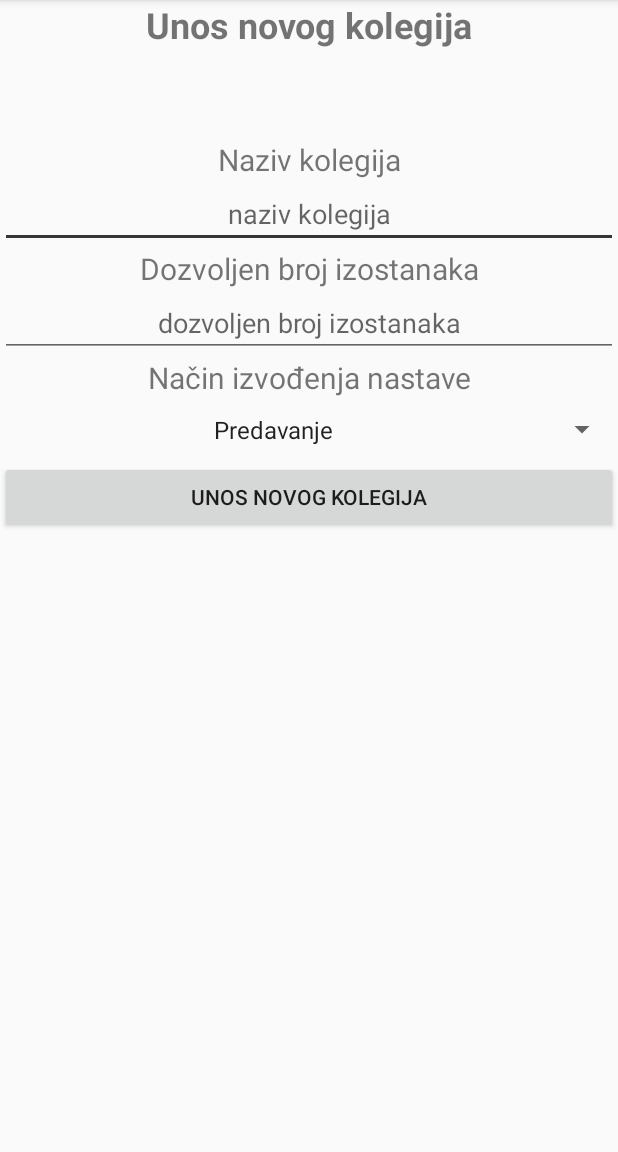
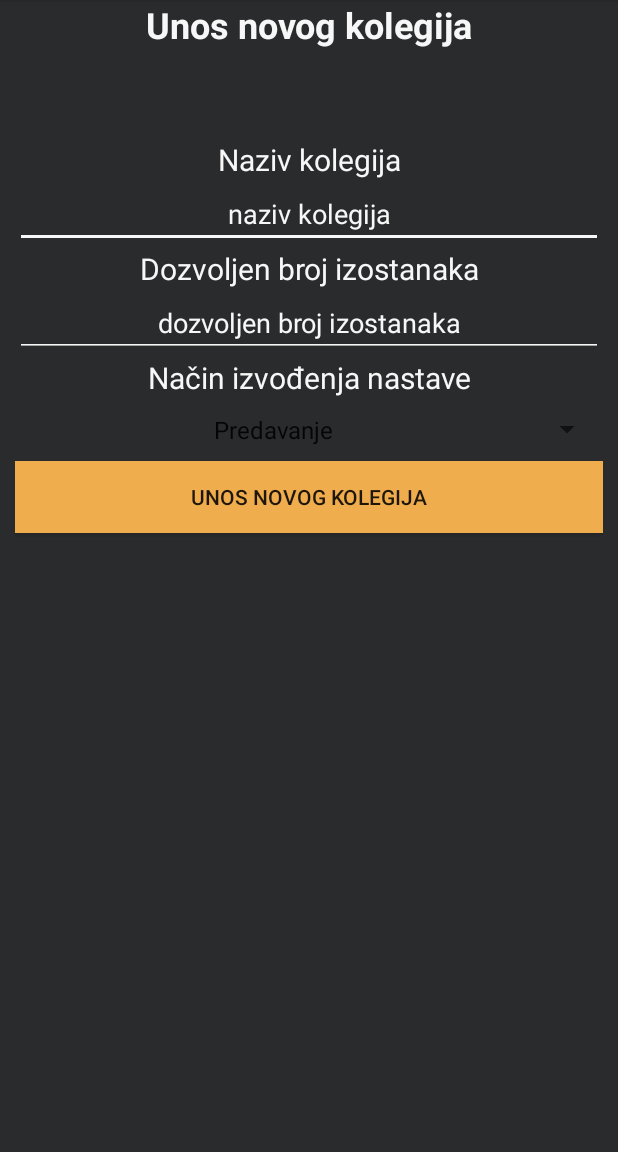
Before and after one commit to jmigac/nohax4life, an Android app: the screen it shows after launch (DodavanjeKolegija), after a tap on an icon or button, on a phone screen of 412 x 824 dp, the part 84-1236 px from its top. Run offline under Robolectric (Android 15) with nearby library versions, the phone set to English and light mode, and no system bars; our stand-ins replace Room's generated code.

```diff
--- a/Aplikacija/NoHax4Life2/app/src/main/java/com/juricamigac/nohax4life/MainActivity.java
+++ b/Aplikacija/NoHax4Life2/app/src/main/java/com/juricamigac/nohax4life/MainActivity.java
@@ -35,13 +35,14 @@ import java.util.List;
 import java.util.Random;
 
 import Managers.CurrentActivity;
+import interfaces.IChangeColor;
 import interfaces.OnKolegijAdded;
 import interfaces.OnKolegijChanged;
 import interfaces.OnKolegijClick;
 
 import static com.juricamigac.database.MyDatabase.getInstance;
 
-public class MainActivity extends AppCompatActivity implements OnKolegijClick, OnKolegijChanged, OnKolegijAdded {
+public class MainActivity extends AppCompatActivity implements OnKolegijClick, OnKolegijChanged, OnKolegijAdded, IChangeColor {
 
     private MyDatabase bazaPodataka = null;
     private RecyclerView recyclerView;
@@ -171,4 +172,9 @@ public class MainActivity extends AppCompatActivity implements OnKolegijClick, O
         }).attachToRecyclerView(recyclerView);
     }
 
+    @Override
+    public void changeColor() {
+        float postotak;
+
+    }
 }
--- a/Aplikacija/NoHax4Life2/app/src/main/res/layout/activity_dodavanje_kolegija.xml
+++ b/Aplikacija/NoHax4Life2/app/src/main/res/layout/activity_dodavanje_kolegija.xml
@@ -1,11 +1,13 @@
 <?xml version="1.0" encoding="utf-8"?>
-<LinearLayout
-    xmlns:android="http://schemas.android.com/apk/res/android"
+<LinearLayout xmlns:android="http://schemas.android.com/apk/res/android"
     xmlns:app="http://schemas.android.com/apk/res-auto"
     xmlns:tools="http://schemas.android.com/tools"
     android:layout_width="match_parent"
     android:layout_height="match_parent"
+    android:background="#292b2c"
     android:orientation="vertical"
+    android:paddingLeft="10dp"
+    android:paddingRight="10dp"
     tools:context=".DodavanjeKolegija">
 
 
@@ -15,6 +17,7 @@
         android:layout_height="wrap_content"
         android:text="Unos novog kolegija"
         android:textAlignment="center"
+        android:textColor="#F7F7F7"
         android:textSize="24sp"
         android:textStyle="bold" />
 
@@ -25,16 +28,20 @@
         android:paddingTop="60sp"
         android:text="Naziv kolegija"
         android:textAlignment="center"
+        android:textColor="#F7F7F7"
         android:textSize="20sp" />
 
     <EditText
         android:id="@+id/etNazivKolegija1"
         android:layout_width="match_parent"
         android:layout_height="wrap_content"
+        android:backgroundTint="#f7f7f7"
         android:ems="10"
         android:hint="naziv kolegija"
         android:inputType="textPersonName"
-        android:textAlignment="center" />
+        android:textAlignment="center"
+        android:textColor="#F7F7F7"
+        android:textColorHint="#F7F7F7" />
 
     <TextView
         android:id="@+id/textView4"
@@ -42,16 +49,20 @@
         android:layout_height="wrap_content"
         android:text="Dozvoljen broj izostanaka"
         android:textAlignment="center"
+        android:textColor="#F7F7F7"
         android:textSize="20sp" />
 
     <EditText
         android:id="@+id/etBrojIzostanaka1"
         android:layout_width="match_parent"
         android:layout_height="wrap_content"
+        android:backgroundTint="#f7f7f7"
         android:ems="10"
         android:hint="dozvoljen broj izostanaka"
         android:inputType="numberSigned"
-        android:textAlignment="center" />
+        android:textAlignment="center"
+        android:textColor="#F7F7F7"
+        android:textColorHint="#F7F7F7" />
 
     <TextView
         android:id="@+id/textView5"
@@ -59,16 +70,17 @@
         android:layout_height="wrap_content"
         android:text="Način izvođenja nastave"
         android:textAlignment="center"
+        android:textColor="#F7F7F7"
         android:textSize="20sp" />
 
     <Spinner
         android:id="@+id/spNaciniIzvodenja1"
         android:layout_width="match_parent"
         android:layout_height="wrap_content"
+        android:paddingTop="10sp"
+        android:paddingBottom="10sp"
         android:textAlignment="center"
         android:textSize="20sp"
-        android:paddingTop="10sp"
-        android:paddingBottom="10sp"
 
         />
 
@@ -76,6 +88,7 @@
         android:id="@+id/btnUnosKolegija1"
         android:layout_width="match_parent"
         android:layout_height="wrap_content"
+        android:background="#F0AD4E"
         android:enabled="true"
         android:text="Unos novog kolegija" />
 </LinearLayout>
--- a/Aplikacija/NoHax4Life2/app/src/main/res/layout/izostanak_item.xml
+++ b/Aplikacija/NoHax4Life2/app/src/main/res/layout/izostanak_item.xml
@@ -10,6 +10,7 @@
     <RelativeLayout
         android:layout_width="wrap_content"
         android:layout_height="wrap_content"
+        android:background="#F0AD4E"
         android:padding="5dp">
 
         <TextView
--- /dev/null
+++ b/Aplikacija/NoHax4Life2/core/src/main/java/interfaces/IChangeColor.java
@@ -0,0 +1,5 @@
+package interfaces;
+
+public interface IChangeColor {
+    void changeColor();
+}
--- a/Aplikacija/NoHax4Life2/database/src/main/java/com/juricamigac/database/IzostanakDAO.java
+++ b/Aplikacija/NoHax4Life2/database/src/main/java/com/juricamigac/database/IzostanakDAO.java
@@ -60,4 +60,6 @@ public interface IzostanakDAO {
     @Query("SELECT COUNT(*) FROM izostanciKolegija WHERE idKolegij = :id")
     public LiveData<Integer> dohvatiBrojIzostanakaOdredenogKolegijaLIVE(int id);
 
+    @Query("SELECT * FROM izostanciKolegija WHERE idKolegij = :idKolegija AND idIzostanka = :idIzostanka")
+    public IzostanciKolegija dohvatiIzostanakKolegijaPoKolegijuIzostanku(int idKolegija, int idIzostanka);
 }
```
Also changed, not shown: Aplikacija/NoHax4Life2/app/src/main/java/com/juricamigac/nohax4life/Adapters/KolegijAdapter.java (+45 -4 lines), Aplikacija/NoHax4Life2/app/src/main/java/com/juricamigac/nohax4life/ViewModel/IzostanakViewModel.java (+5 -2 lines), Aplikacija/NoHax4Life2/app/src/main/res/layout/activity_dodavanje_izostanka.xml (+22 -5 lines), Aplikacija/NoHax4Life2/app/src/main/res/layout/kolegij_item.xml (+18 -3 lines), Aplikacija/NoHax4Life2/repozitorij/src/main/java/com/juricamigac/repozitorij/IzostanakDAL.java (+9 -0 lines).
